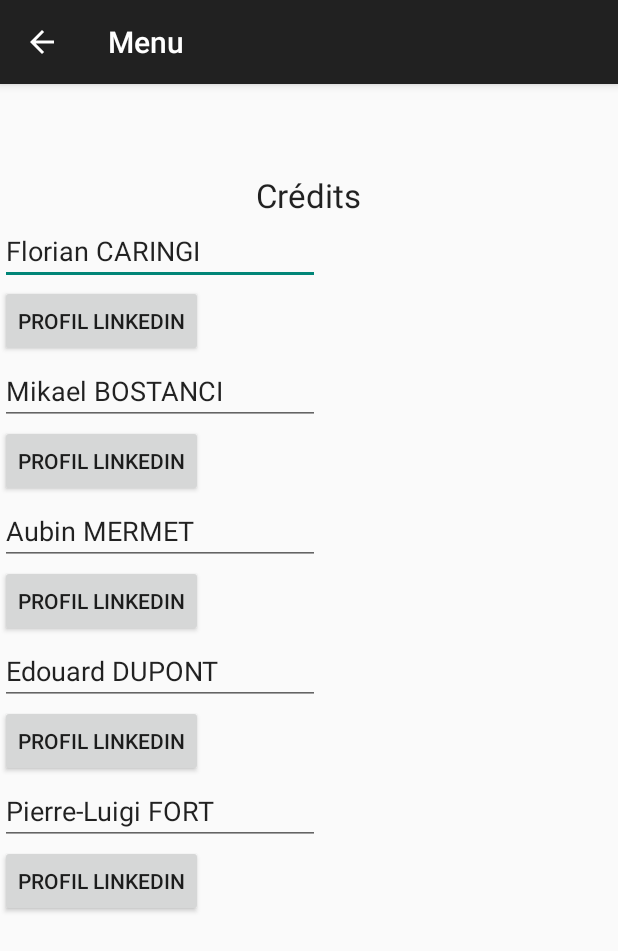
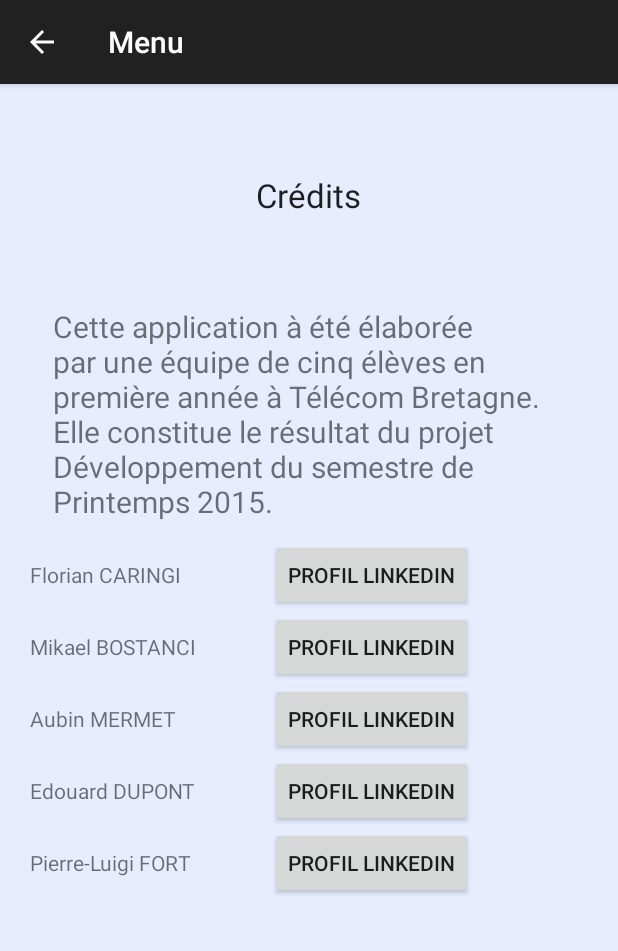
Before and after one commit to Eddupdup/OneIdeaADay, an Android app: the fragment Favoris placed in its activity, after a tap on "PROFIL LINKEDIN", on a phone screen of 412 x 824 dp. Shown: the top 951 px of the screen. Run offline under Robolectric (Android 15) with nearby library versions, the light colour scheme and no system bars; 2 statements that could not run were skipped.

Commit message:
Aubin design 2

```diff
--- a/app/src/main/res/layout/activity_chargement.xml
+++ b/app/src/main/res/layout/activity_chargement.xml
@@ -2,7 +2,7 @@
     xmlns:tools="http://schemas.android.com/tools"
     android:layout_width="fill_parent"
     android:layout_height="fill_parent"
-    android:background="#7DDEFF"
+    android:background="#ffbbb4ff"
     android:paddingBottom="16dp"
     android:paddingLeft="16dp"
     android:paddingRight="16dp"
--- a/app/src/main/res/layout/fact_1.xml
+++ b/app/src/main/res/layout/fact_1.xml
@@ -44,7 +44,9 @@
         android:src="@drawable/tesla_powerwall"
         android:layout_margin="20sp"
         android:cropToPadding="false"
-        android:adjustViewBounds="true" />
+        android:adjustViewBounds="true"
+        android:padding="3dp"
+        android:background="#000000" />
     <LinearLayout
         android:layout_width="match_parent"
         android:layout_height="match_parent"
--- a/app/src/main/res/layout/fact_2.xml
+++ b/app/src/main/res/layout/fact_2.xml
@@ -43,7 +43,9 @@
             android:layout_margin="20sp"
             android:adjustViewBounds="true"
             android:baselineAlignBottom="false"
-            android:cropToPadding="false" />
+            android:cropToPadding="false"
+            android:padding="3dp"
+            android:background="#000000" />
 
         <Button
             android:layout_width="238dp"
--- a/app/src/main/res/layout/favoris.xml
+++ b/app/src/main/res/layout/favoris.xml
@@ -2,11 +2,16 @@
 <ScrollView
     xmlns:android="http://schemas.android.com/apk/res/android"
     android:layout_width="fill_parent"
-    android:layout_height="fill_parent">
+    android:layout_height="fill_parent"
+    android:background="#ffe7ecff">
 
-    <RelativeLayout xmlns:android="http://schemas.android.com/apk/res/android"
+    <LinearLayout xmlns:android="http://schemas.android.com/apk/res/android"
         android:layout_width="match_parent"
-        android:layout_height="match_parent">
+        android:layout_height="match_parent"
+        android:orientation="vertical"
+        android:measureWithLargestChild="false"
+        android:baselineAligned="false"
+        android:weightSum="1">
 
         <TextView
             android:id="@+id/textView2"
@@ -14,11 +19,35 @@
             android:layout_height="wrap_content"
             android:layout_alignParentTop="true"
             android:layout_centerHorizontal="true"
-            android:layout_marginTop="59dp"
             android:text="Crédits"
-            android:textAppearance="?android:attr/textAppearanceLarge" />
+            android:textAppearance="?android:attr/textAppearanceLarge"
+            android:layout_margin="59sp"
+            android:layout_gravity="center_horizontal" />
 
-        <EditText
+        <LinearLayout
+            android:orientation="vertical"
+            android:layout_width="match_parent"
+            android:layout_height="155dp"
+            android:layout_gravity="center_horizontal"
+            android:weightSum="1">
+
+            <TextView
+                android:layout_width="341dp"
+                android:layout_height="match_parent"
+                android:text="Cette application à été élaborée par une équipe de cinq élèves en première année à Télécom Bretagne. Elle constitue le résultat du projet Développement du semestre de Printemps 2015."
+                android:id="@+id/textView31"
+                android:layout_gravity="center_horizontal"
+                android:singleLine="false"
+                android:textSize="20sp" />
+        </LinearLayout>
+
+        <LinearLayout
+            android:orientation="horizontal"
+            android:layout_width="fill_parent"
+            android:layout_height="wrap_content"
+            android:layout_weight="0.42">
+
+            <TextView
                 android:layout_width="wrap_content"
                 android:layout_height="wrap_content"
                 android:inputType="textPersonName"
@@ -26,7 +55,10 @@
                 android:ems="10"
                 android:id="@+id/editText"
                 android:layout_below="@+id/textView2"
-            android:layout_alignParentStart="true" />
+                android:layout_alignParentStart="true"
+                android:layout_toStartOf="@+id/textView2"
+                android:layout_alignEnd="@+id/editText2"
+                android:layout_marginLeft="20sp" />
 
             <Button
                 android:layout_width="wrap_content"
@@ -38,9 +70,16 @@
                 android:clickable="true"
                 android:linksClickable="true"
                 android:autoLink="web" />
+        </LinearLayout>
 
 
-        <EditText
+        <LinearLayout
+            android:orientation="horizontal"
+            android:layout_width="fill_parent"
+            android:layout_height="wrap_content"
+            android:layout_weight="0.42">
+
+            <TextView
                 android:layout_width="wrap_content"
                 android:layout_height="wrap_content"
                 android:inputType="textPersonName"
@@ -48,7 +87,9 @@
                 android:ems="10"
                 android:id="@+id/editText2"
                 android:layout_below="@+id/button3"
-            android:layout_alignParentStart="true" />
+                android:layout_alignParentStart="true"
+                android:layout_alignEnd="@+id/editText4"
+                android:layout_marginLeft="20sp" />
 
             <Button
                 android:layout_width="wrap_content"
@@ -60,8 +101,15 @@
                 android:clickable="true"
                 android:linksClickable="true"
                 android:autoLink="web"/>
+        </LinearLayout>
 
-        <EditText
+        <LinearLayout
+            android:orientation="horizontal"
+            android:layout_width="fill_parent"
+            android:layout_height="wrap_content"
+            android:layout_weight="0.42">
+
+            <TextView
                 android:layout_width="wrap_content"
                 android:layout_height="wrap_content"
                 android:inputType="textPersonName"
@@ -69,7 +117,9 @@
                 android:ems="10"
                 android:id="@+id/editText3"
                 android:layout_below="@+id/button4"
-            android:layout_alignParentStart="true" />
+                android:layout_alignParentStart="true"
+                android:layout_alignEnd="@+id/editText2"
+                android:layout_marginLeft="20sp" />
 
             <Button
                 android:layout_width="wrap_content"
@@ -81,8 +131,14 @@
                 android:clickable="true"
                 android:linksClickable="true"
                 android:autoLink="web"/>
+        </LinearLayout>
 
-        <EditText
+        <LinearLayout
+            android:orientation="horizontal"
+            android:layout_width="fill_parent"
+            android:layout_height="match_parent">
+
+            <TextView
                 android:layout_width="wrap_content"
                 android:layout_height="wrap_content"
                 android:inputType="textPersonName"
@@ -90,7 +146,8 @@
                 android:ems="10"
                 android:id="@+id/editText4"
                 android:layout_below="@+id/button5"
-            android:layout_alignParentStart="true" />
+                android:layout_alignParentStart="true"
+                android:layout_marginLeft="20sp" />
 
             <Button
                 android:layout_width="wrap_content"
@@ -102,8 +159,15 @@
                 android:clickable="true"
                 android:linksClickable="true"
                 android:autoLink="web"/>
+        </LinearLayout>
 
-        <EditText
+        <LinearLayout
+            android:orientation="horizontal"
+            android:layout_width="fill_parent"
+            android:layout_height="wrap_content"
+            android:layout_weight="0.42">
+
+            <TextView
                 android:layout_width="wrap_content"
                 android:layout_height="wrap_content"
                 android:inputType="textPersonName"
@@ -111,7 +175,8 @@
                 android:ems="10"
                 android:id="@+id/editText5"
                 android:layout_below="@+id/button6"
-            android:layout_alignParentStart="true" />
+                android:layout_alignParentStart="true"
+                android:layout_marginLeft="20sp" />
 
             <Button
                 android:layout_width="wrap_content"
@@ -123,7 +188,8 @@
                 android:clickable="true"
                 android:linksClickable="true"
                 android:autoLink="web"/>
+        </LinearLayout>
 
 
-    </RelativeLayout>
+    </LinearLayout>
     </ScrollView>
```
Lines whose indentation alone changed are shown as unchanged.
